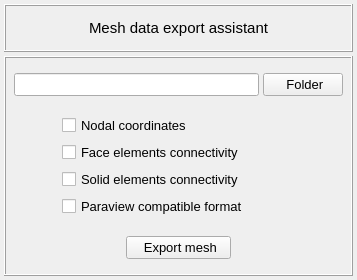
The window that vibra/interface/data/ui_files/data_handler/export_mesh.ui (MOPT-UFSC/VIBRA) describes before a commit, drawn with Qt 5.
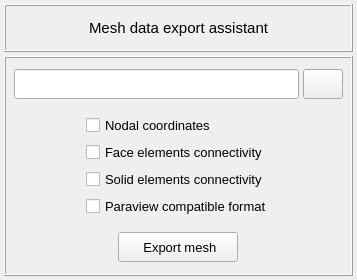
The same window after the commit. Icons and pictures are not drawn.

Commit message: Load mesh data from hdf5 file

```diff
--- a/vibra/interface/data/ui_files/data_handler/export_mesh.ui
+++ b/vibra/interface/data/ui_files/data_handler/export_mesh.ui
@@ -92,10 +92,23 @@
           <number>4</number>
          </property>
          <item row="0" column="0">
+          <spacer name="horizontalSpacer">
+           <property name="orientation">
+            <enum>Qt::Horizontal</enum>
+           </property>
+           <property name="sizeHint" stdset="0">
+            <size>
+             <width>40</width>
+             <height>20</height>
+            </size>
+           </property>
+          </spacer>
+         </item>
+         <item row="0" column="1">
           <widget class="QCheckBox" name="checkBox_nodal_coordinates">
            <property name="maximumSize">
             <size>
-             <width>232</width>
+             <width>260</width>
              <height>16777215</height>
             </size>
            </property>
@@ -112,53 +125,11 @@
            </property>
           </widget>
          </item>
-         <item row="2" column="0">
-          <widget class="QCheckBox" name="checkBox_solid_elements_connectivity">
-           <property name="maximumSize">
-            <size>
-             <width>232</width>
-             <height>16777215</height>
-            </size>
-           </property>
-           <property name="font">
-            <font>
-             <pointsize>10</pointsize>
-            </font>
-           </property>
-           <property name="toolTip">
-            <string>&lt;html&gt;&lt;head/&gt;&lt;body&gt;&lt;p&gt;The solid elements connectivity data will be exported to the &amp;quot;solid_elements_connectivity.dat&amp;quot; file.&lt;/p&gt;&lt;/body&gt;&lt;/html&gt;</string>
-           </property>
-           <property name="text">
-            <string>Solid elements connectivity</string>
-           </property>
-          </widget>
-         </item>
-         <item row="4" column="0">
-          <widget class="QCheckBox" name="checkBox_export_vtu_file">
-           <property name="maximumSize">
-            <size>
-             <width>232</width>
-             <height>16777215</height>
-            </size>
-           </property>
-           <property name="font">
-            <font>
-             <pointsize>10</pointsize>
-            </font>
-           </property>
-           <property name="toolTip">
-            <string>&lt;html&gt;&lt;head/&gt;&lt;body&gt;&lt;p&gt;The mesh data will be exported to the &amp;quot;mesh_data.vtu&amp;quot; file.&lt;/p&gt;&lt;/body&gt;&lt;/html&gt;</string>
-           </property>
-           <property name="text">
-            <string>Paraview compatible format</string>
-           </property>
-          </widget>
-         </item>
-         <item row="1" column="0">
+         <item row="1" column="1">
           <widget class="QCheckBox" name="checkBox_face_elements_connectivity">
            <property name="maximumSize">
             <size>
-             <width>232</width>
+             <width>260</width>
              <height>16777215</height>
             </size>
            </property>
@@ -175,6 +146,61 @@
            </property>
           </widget>
          </item>
+         <item row="4" column="1">
+          <widget class="QCheckBox" name="checkBox_export_vtu_file">
+           <property name="maximumSize">
+            <size>
+             <width>260</width>
+             <height>16777215</height>
+            </size>
+           </property>
+           <property name="font">
+            <font>
+             <pointsize>10</pointsize>
+            </font>
+           </property>
+           <property name="toolTip">
+            <string>&lt;html&gt;&lt;head/&gt;&lt;body&gt;&lt;p&gt;The mesh data will be exported to the &amp;quot;mesh_data.vtu&amp;quot; file.&lt;/p&gt;&lt;/body&gt;&lt;/html&gt;</string>
+           </property>
+           <property name="text">
+            <string>Paraview compatible format</string>
+           </property>
+          </widget>
+         </item>
+         <item row="2" column="1">
+          <widget class="QCheckBox" name="checkBox_solid_elements_connectivity">
+           <property name="maximumSize">
+            <size>
+             <width>260</width>
+             <height>16777215</height>
+            </size>
+           </property>
+           <property name="font">
+            <font>
+             <pointsize>10</pointsize>
+            </font>
+           </property>
+           <property name="toolTip">
+            <string>&lt;html&gt;&lt;head/&gt;&lt;body&gt;&lt;p&gt;The solid elements connectivity data will be exported to the &amp;quot;solid_elements_connectivity.dat&amp;quot; file.&lt;/p&gt;&lt;/body&gt;&lt;/html&gt;</string>
+           </property>
+           <property name="text">
+            <string>Solid elements connectivity</string>
+           </property>
+          </widget>
+         </item>
+         <item row="0" column="2">
+          <spacer name="horizontalSpacer_2">
+           <property name="orientation">
+            <enum>Qt::Horizontal</enum>
+           </property>
+           <property name="sizeHint" stdset="0">
+            <size>
+             <width>40</width>
+             <height>20</height>
+            </size>
+           </property>
+          </spacer>
+         </item>
         </layout>
        </widget>
       </item>
@@ -212,17 +238,19 @@
           <number>4</number>
          </property>
          <item row="0" column="0">
-          <widget class="QFrame" name="frame_6">
-           <property name="frameShape">
-            <enum>QFrame::NoFrame</enum>
-           </property>
-           <property name="frameShadow">
-            <enum>QFrame::Raised</enum>
-           </property>
-          </widget>
-         </item>
-         <item row="0" column="1">
           <widget class="QPushButton" name="pushButton_export_mesh">
+           <property name="minimumSize">
+            <size>
+             <width>120</width>
+             <height>30</height>
+            </size>
+           </property>
+           <property name="maximumSize">
+            <size>
+             <width>120</width>
+             <height>30</height>
+            </size>
+           </property>
            <property name="font">
             <font>
              <pointsize>10</pointsize>
@@ -236,16 +264,6 @@
            </property>
           </widget>
          </item>
-         <item row="0" column="2">
-          <widget class="QFrame" name="frame_7">
-           <property name="frameShape">
-            <enum>QFrame::NoFrame</enum>
-           </property>
-           <property name="frameShadow">
-            <enum>QFrame::Raised</enum>
-           </property>
-          </widget>
-         </item>
         </layout>
        </widget>
       </item>
@@ -281,6 +299,18 @@
          </property>
          <item row="0" column="0">
           <widget class="QLineEdit" name="lineEdit_folder_path">
+           <property name="minimumSize">
+            <size>
+             <width>0</width>
+             <height>30</height>
+            </size>
+           </property>
+           <property name="maximumSize">
+            <size>
+             <width>16777215</width>
+             <height>30</height>
+            </size>
+           </property>
            <property name="alignment">
             <set>Qt::AlignCenter</set>
            </property>
@@ -288,13 +318,35 @@
          </item>
          <item row="0" column="1">
           <widget class="QPushButton" name="pushButton_search_folder">
+           <property name="minimumSize">
+            <size>
+             <width>40</width>
+             <height>30</height>
+            </size>
+           </property>
+           <property name="maximumSize">
+            <size>
+             <width>40</width>
+             <height>30</height>
+            </size>
+           </property>
            <property name="font">
             <font>
              <pointsize>10</pointsize>
             </font>
            </property>
            <property name="text">
-            <string> Folder</string>
+            <string/>
+           </property>
+           <property name="icon">
+            <iconset>
+             <normaloff>../../icons/import.png</normaloff>../../icons/import.png</iconset>
+           </property>
+           <property name="iconSize">
+            <size>
+             <width>20</width>
+             <height>20</height>
+            </size>
            </property>
            <property name="autoDefault">
             <bool>false</bool>
```
The commit also changes 5 other files.
